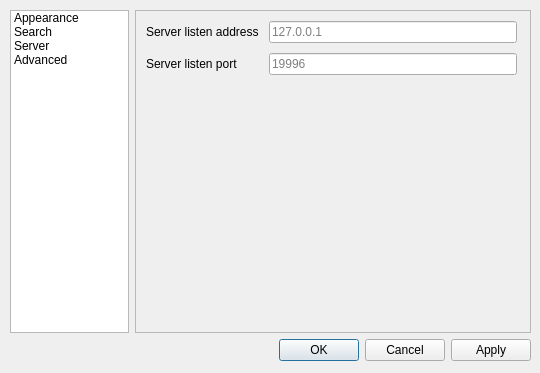
The window that cutelog/resources/ui/settings_dialog.ui (busimus/cutelog) describes before a commit, drawn with Qt 5.
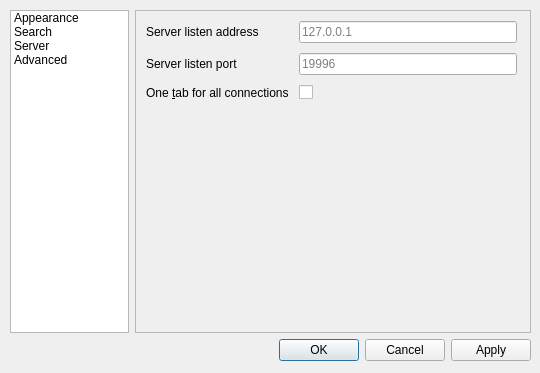
The same window after the commit. The open tabs and pages were chosen to show the change.

Commit message:
Added one tab mode
Forces all connections into one tab.
Useful for when you're restarting one program often and don't want
to switch (and merge) tabs after every restart.

The edit to the form file:
```diff
--- a/cutelog/resources/ui/settings_dialog.ui
+++ b/cutelog/resources/ui/settings_dialog.ui
@@ -292,7 +292,17 @@
              </property>
             </widget>
            </item>
-           <item row="2" column="1">
+           <item row="2" column="0">
+            <widget class="QLabel" name="oneTabLabel">
+             <property name="text">
+              <string>One &amp;tab for all connections</string>
+             </property>
+             <property name="buddy">
+              <cstring>oneTabCheckBox</cstring>
+             </property>
+            </widget>
+           </item>
+           <item row="3" column="0">
             <spacer name="verticalSpacer_3">
              <property name="orientation">
               <enum>Qt::Vertical</enum>
@@ -305,6 +315,13 @@
              </property>
             </spacer>
            </item>
+           <item row="2" column="1">
+            <widget class="QCheckBox" name="oneTabCheckBox">
+             <property name="text">
+              <string/>
+             </property>
+            </widget>
+           </item>
           </layout>
          </widget>
         </widget>
```
The commit also changes 7 other files.
